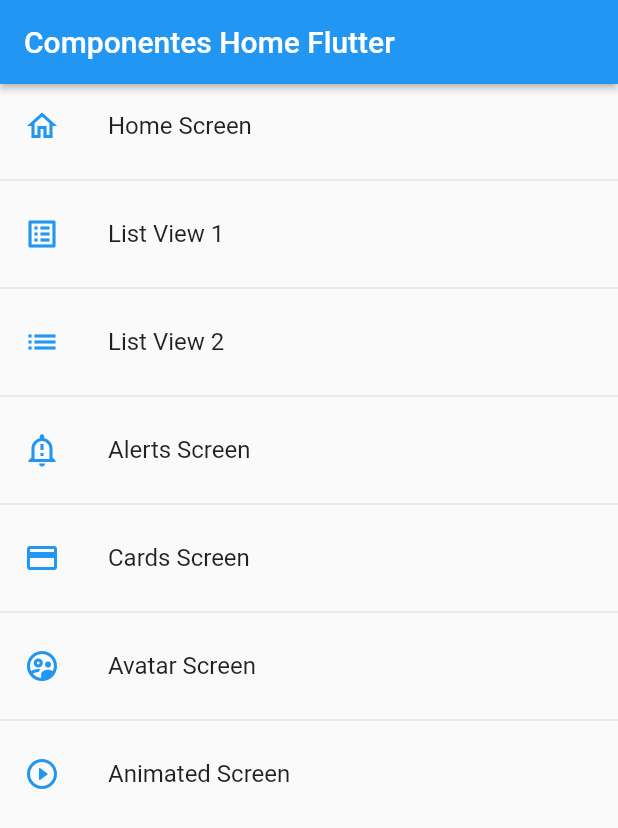
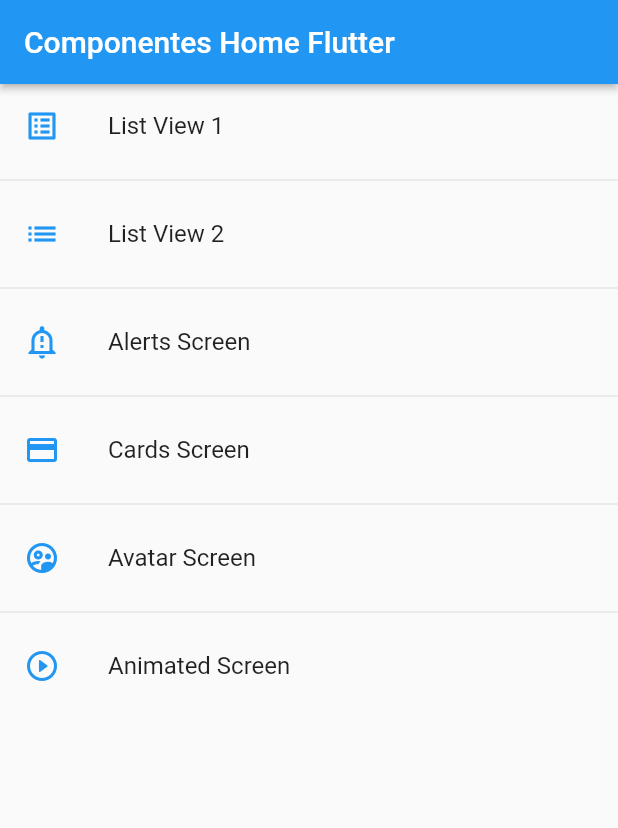
Before and after one commit to eliato/curso-flutter, a Flutter app: the screen it shows after launch, on a phone screen of 412 x 824 dp. Shown: the top 828 px of the screen. Run offline on Flutter 3.47's test engine with Material 2 defaults, Android fonts, the phone set to English and light mode, and no system bars.

Commit message:
animated container and remove route home

```diff
--- a/fl_components/lib/router/app_router.dart
+++ b/fl_components/lib/router/app_router.dart
@@ -7,7 +7,7 @@ class AppRoutes {
   static const initialRoute = 'home';
 
   static final menuOption = <MenuOption> [
-MenuOption(route: 'home', name: 'Home Screen', screend: const HomeScreen(), icon: Icons.home_outlined),
+
 MenuOption(route: 'listview1', name: 'List View 1', screend: const Listview1Screen(), icon: Icons.list_alt_outlined),
 MenuOption(route: 'listview2', name: 'List View 2', screend: const Listview2Screen(), icon: Icons.list),
 MenuOption(route: 'alert', name: 'Alerts Screen', screend: const AlertScreen(), icon: Icons.notification_important_outlined),
@@ -19,7 +19,7 @@ MenuOption(route: 'animated', name: 'Animated Screen', screend: const AnimatedSc
 
   static Map<String, Widget Function(BuildContext)> getAppRoutes(){
   Map<String, Widget Function(BuildContext)> appRoutes = {};
-
+  appRoutes.addAll({ 'home' : (BuildContext context) => const HomeScreen()});
   for (var option in menuOption) {
     appRoutes.addAll({ option.route : (BuildContext context) => option.screend });
   }
```
Also changed, not shown: fl_components/lib/screens/animated_screens.dart (+5 -3 lines).
